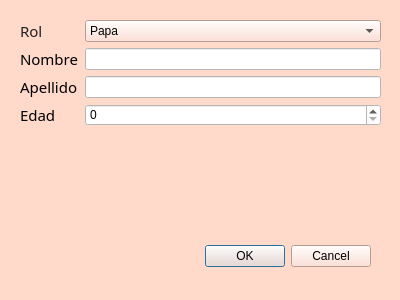
AlexeiM2/hvgj, file dialog_miembro.ui: the form before one commit.
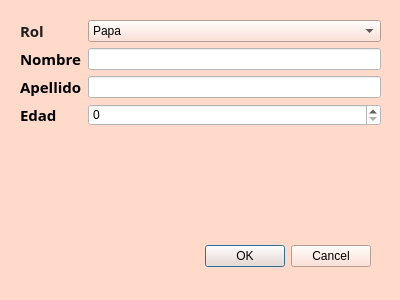
The form after the commit.

```diff
--- a/dialog_miembro.ui
+++ b/dialog_miembro.ui
@@ -48,8 +48,10 @@
        <widget class="QLabel" name="rol_label">
         <property name="font">
          <font>
-          <family>Impact</family>
+          <family>Samyak Tamil</family>
           <pointsize>11</pointsize>
+          <weight>75</weight>
+          <bold>true</bold>
          </font>
         </property>
         <property name="styleSheet">
@@ -65,8 +67,10 @@
        <widget class="QLabel" name="nombrelabel_4">
         <property name="font">
          <font>
-          <family>Impact</family>
+          <family>Sans</family>
           <pointsize>11</pointsize>
+          <weight>75</weight>
+          <bold>true</bold>
          </font>
         </property>
         <property name="text">
@@ -78,8 +82,10 @@
        <widget class="QLabel" name="apellidolabel_3">
         <property name="font">
          <font>
-          <family>Impact</family>
+          <family>Sans</family>
           <pointsize>11</pointsize>
+          <weight>75</weight>
+          <bold>true</bold>
          </font>
         </property>
         <property name="text">
@@ -91,8 +97,10 @@
        <widget class="QLabel" name="edad_2">
         <property name="font">
          <font>
-          <family>Impact</family>
+          <family>Sans</family>
           <pointsize>11</pointsize>
+          <weight>75</weight>
+          <bold>true</bold>
          </font>
         </property>
         <property name="text">
```
